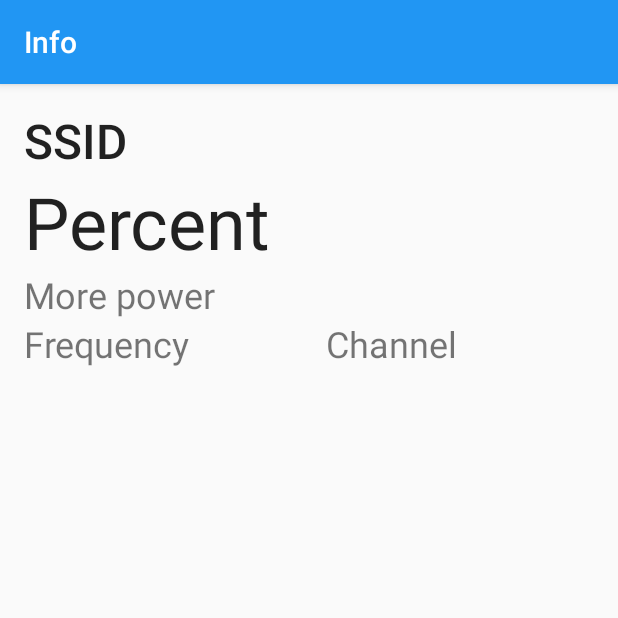
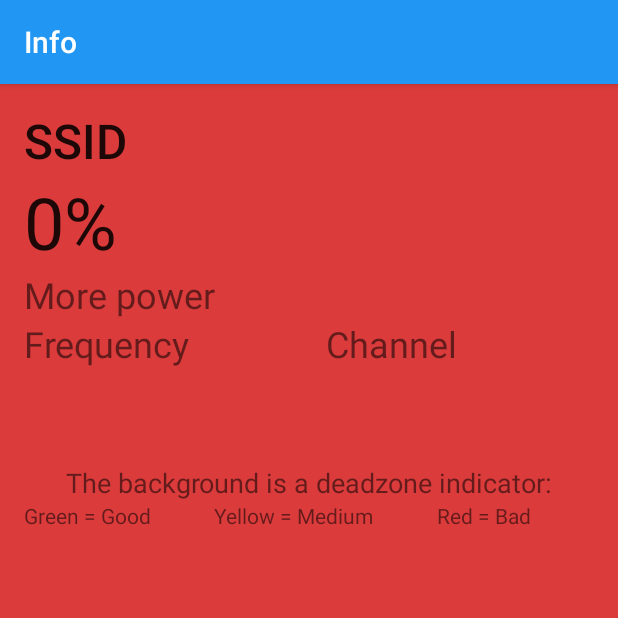
Before and after one commit to kylecorry31/KKAT-WiFi, an Android app: the InfoActivity screen opened directly, with no data from a screen before it, on a phone screen of 412 x 824 dp, the top half of it. Run offline under Robolectric (Android 15) with nearby library versions, the phone set to English and light mode, and no system bars; 6 statements that could not run were skipped.

Commit message:
Add deadzone detector

```diff
--- a/app/src/main/java/com/teamwifi/kkatwifi/InfoActivity.java
+++ b/app/src/main/java/com/teamwifi/kkatwifi/InfoActivity.java
@@ -7,8 +7,10 @@ import android.content.IntentFilter;
 import android.graphics.Color;
 import android.net.wifi.WifiManager;
 import android.os.Bundle;
+import android.os.Handler;
 import android.support.v7.app.AppCompatActivity;
 import android.widget.FrameLayout;
+import android.widget.LinearLayout;
 import android.widget.TextView;
 
 import com.teamwifi.kkatwifi.util.KKATWiFiHelper;
@@ -19,8 +21,10 @@ public class InfoActivity extends AppCompatActivity {
 
     TextView ssidText, percentText, powerText, frequencyText, channelText;
     KKATWiFiHelper wiFiHelper;
-    private BroadcastReceiver mRSSIBroadcastReceiver;
-    private FrameLayout indicator;
+    //    private BroadcastReceiver mRSSIBroadcastReceiver;
+    private LinearLayout indicator;
+    private Handler handler;
+    private Runnable runnable;
 
     @Override
     protected void onCreate(Bundle savedInstanceState) {
@@ -39,11 +43,25 @@ public class InfoActivity extends AppCompatActivity {
 
         channelText = (TextView) findViewById(R.id.channel);
 
-        indicator = (FrameLayout) findViewById(R.id.indicator);
+        indicator = (LinearLayout) findViewById(R.id.infoLayout);
 
-        mRSSIBroadcastReceiver = new BroadcastReceiver() {
+        handler = new Handler();
+        runnable = new Runnable() {
             @Override
-            public void onReceive(Context context, Intent intent) {
+            public void run() {
+                updateInfo();
+            }
+        };
+
+//        mRSSIBroadcastReceiver = new BroadcastReceiver() {
+//            @Override
+//            public void onReceive(Context context, Intent intent) {
+//                updateInfo();
+//            }
+//        };
+    }
+
+    private void updateInfo() {
         int signalStrength = wiFiHelper.getSignalStrength();
         ssidText.setText(wiFiHelper.getSSID());
         percentText.setText(String.valueOf(signalStrength) + "%");
@@ -54,19 +72,20 @@ public class InfoActivity extends AppCompatActivity {
             indicator.setBackgroundColor(Color.rgb(245 - (signalStrength - 75) * 9, (int) (241 + (signalStrength - 75) * 0.16), 12));
         else
             indicator.setBackgroundColor(Color.rgb((int) (219 + (signalStrength * 0.35)), (int) (59 + signalStrength * 2.43), (int) (59 - (signalStrength * 0.63))));
-            }
-        };
+        handler.postDelayed(runnable, 100);
     }
 
     @Override
     protected void onResume() {
         super.onResume();
-        registerReceiver(mRSSIBroadcastReceiver, new IntentFilter(WifiManager.RSSI_CHANGED_ACTION));
+//        registerReceiver(mRSSIBroadcastReceiver, new IntentFilter(WifiManager.RSSI_CHANGED_ACTION));
+        handler.post(runnable);
     }
 
     @Override
     protected void onPause() {
-        unregisterReceiver(mRSSIBroadcastReceiver);
+//        unregisterReceiver(mRSSIBroadcastReceiver);
+        handler.removeCallbacks(runnable);
         super.onPause();
     }
 
--- a/app/src/main/java/com/teamwifi/kkatwifi/MainActivity.java
+++ b/app/src/main/java/com/teamwifi/kkatwifi/MainActivity.java
@@ -16,7 +16,6 @@ import android.widget.TextView;
 
 import com.teamwifi.kkatwifi.util.KKATWiFiHelper;
 import com.teamwifi.kkatwifi.util.Network;
-import com.teamwifi.kkatwifi.util.Settings;
 
 
 public class MainActivity extends AppCompatActivity {
--- a/app/src/main/res/layout/layout_info.xml
+++ b/app/src/main/res/layout/layout_info.xml
@@ -2,6 +2,7 @@
 <LinearLayout xmlns:android="http://schemas.android.com/apk/res/android"
     xmlns:app="http://schemas.android.com/apk/res-auto"
     xmlns:tools="http://schemas.android.com/tools"
+    android:id="@+id/infoLayout"
     android:layout_width="match_parent"
     android:layout_height="match_parent"
     android:orientation="vertical"
@@ -10,55 +11,84 @@
     android:paddingRight="@dimen/activity_horizontal_margin"
     android:paddingTop="@dimen/activity_vertical_margin"
     app:layout_behavior="@string/appbar_scrolling_view_behavior"
-    tools:context="com.teamwifi.kkatwifi.InfoActivity"
-    tools:showIn="@layout/activity_info">
+    tools:context="com.teamwifi.kkatwifi.InfoActivity">
 
     <TextView
+        android:id="@+id/ssid"
         android:layout_width="wrap_content"
         android:layout_height="wrap_content"
         android:text="SSID"
-        android:id="@+id/ssid"
         android:textAppearance="@style/TextAppearance.AppCompat.Title"
         android:textSize="32sp" />
 
     <TextView
+        android:id="@+id/percent"
         android:layout_width="wrap_content"
         android:layout_height="wrap_content"
+        android:text="Percent"
         android:textAppearance="?android:attr/textAppearanceLarge"
-        android:text="Percent"
-        android:id="@+id/percent"
         android:textSize="48sp" />
 
     <TextView
+        android:id="@+id/power"
         android:layout_width="wrap_content"
         android:layout_height="wrap_content"
         android:text="More power"
-        android:id="@+id/power"
         android:textSize="24sp" />
 
     <LinearLayout
         android:layout_width="match_parent"
         android:layout_height="wrap_content"
         android:orientation="horizontal">
+
         <TextView
+            android:id="@+id/frequency"
             android:layout_width="wrap_content"
             android:layout_height="wrap_content"
             android:layout_weight="50"
             android:text="Frequency"
-        android:id="@+id/frequency"
             android:textSize="24sp" />
+
         <TextView
+            android:id="@+id/channel"
             android:layout_width="wrap_content"
             android:layout_height="wrap_content"
             android:layout_weight="50"
             android:text="Channel"
-            android:id="@+id/channel"
             android:textSize="24sp" />
     </LinearLayout>
 
-    <FrameLayout
+    <TextView
         android:layout_width="match_parent"
-        android:layout_height="match_parent"
-        android:id="@+id/indicator"></FrameLayout>
+        android:layout_height="wrap_content"
+        android:layout_marginTop="64dp"
+        android:textAlignment="center"
+        android:textSize="18sp"
+        android:text="The background is a deadzone indicator:" />
+
+    <LinearLayout
+        android:layout_width="match_parent"
+        android:layout_height="wrap_content"
+        android:orientation="horizontal">
+
+        <TextView
+            android:layout_width="wrap_content"
+            android:layout_height="wrap_content"
+            android:layout_weight="33"
+            android:text="Green = Good" />
+
+        <TextView
+            android:layout_width="wrap_content"
+            android:layout_height="wrap_content"
+            android:layout_weight="33"
+            android:text="Yellow = Medium" />
+
+        <TextView
+            android:layout_width="wrap_content"
+            android:layout_height="wrap_content"
+            android:layout_weight="33"
+            android:text="Red = Bad" />
+    </LinearLayout>
+
 
 </LinearLayout>
```
Lines whose indentation alone changed are shown as unchanged.
